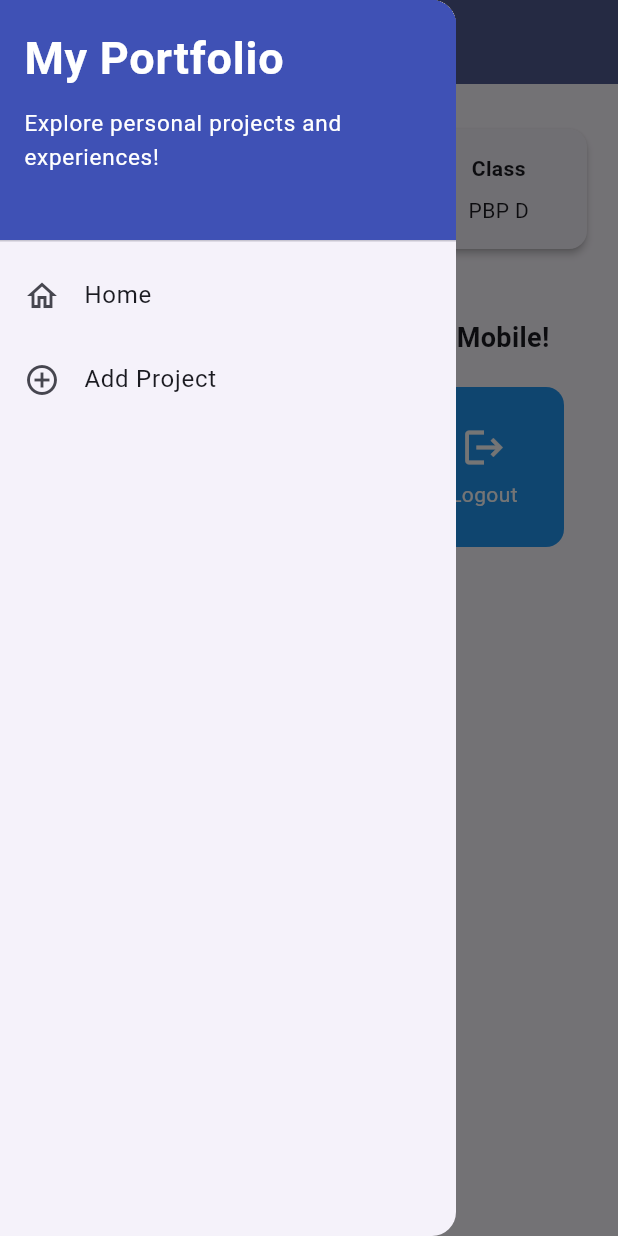
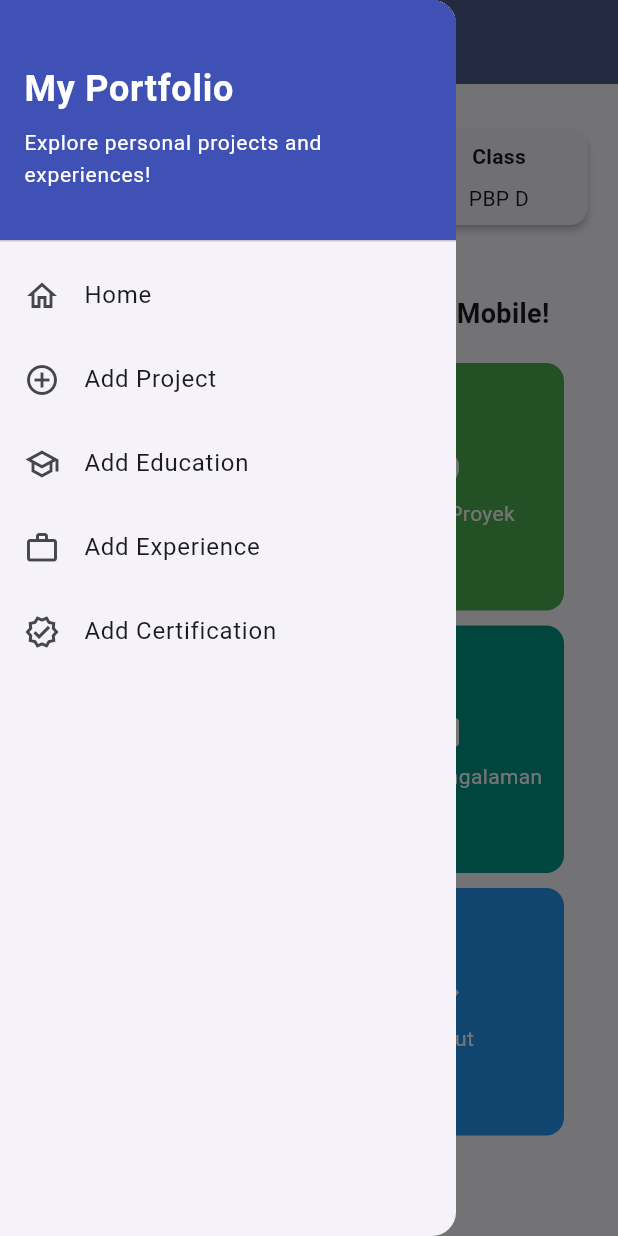
Before and after one commit to syxm1/myportofolio_mobile, a Flutter app: the screen it shows after launch, with the side drawer open, on a phone screen of 412 x 824 dp. Run offline on Flutter 3.47's test engine with Material 3 defaults, Android fonts, the phone set to English and light mode, and no system bars.

Commit message:
feat: Tugas 8

```diff
--- a/lib/main.dart
+++ b/lib/main.dart
@@ -1,4 +1,4 @@
-import 'package:material_ui/material_ui.dart';
+import 'package:flutter/material.dart';
 import 'package:myportofolio_mobile/screens/menu.dart';
 
 void main() {
--- a/lib/screens/menu.dart
+++ b/lib/screens/menu.dart
@@ -1,4 +1,8 @@
-import 'package:material_ui/material_ui.dart';
+import 'package:flutter/material.dart';
+import 'package:myportofolio_mobile/screens/certification_form.dart';
+import 'package:myportofolio_mobile/screens/education_form.dart';
+import 'package:myportofolio_mobile/screens/experience_form.dart';
+import 'package:myportofolio_mobile/screens/project_form.dart';
 import 'package:myportofolio_mobile/widgets/left_drawer.dart';
 import 'package:myportofolio_mobile/widgets/project_card.dart';
 
@@ -11,7 +15,30 @@ class MyHomePage extends StatelessWidget {
 
   final List<ItemHomepage> items = [
     ItemHomepage("Lihat Proyek", Icons.folder, Colors.red),
-    ItemHomepage("Tambah Proyek", Icons.add_circle, Colors.green),
+    ItemHomepage(
+      "Tambah Proyek",
+      Icons.add_circle,
+      Colors.green,
+      destination: (context) => const ProjectFormPage(),
+    ),
+    ItemHomepage(
+      "Tambah Edukasi",
+      Icons.school,
+      Colors.indigo,
+      destination: (context) => const EducationFormPage(),
+    ),
+    ItemHomepage(
+      "Tambah Pengalaman",
+      Icons.work,
+      Colors.teal,
+      destination: (context) => const ExperienceFormPage(),
+    ),
+    ItemHomepage(
+      "Tambah Sertifikasi",
+      Icons.verified,
+      Colors.deepPurple,
+      destination: (context) => const CertificationFormPage(),
+    ),
     ItemHomepage("Logout", Icons.logout, Colors.blue),
   ];
 
@@ -30,7 +57,7 @@ class MyHomePage extends StatelessWidget {
       ),
       drawer: const LeftDrawer(),
       // Body halaman utama dengan padding di sekelilingnya.
-      body: Padding(
+      body: SingleChildScrollView(
         padding: const EdgeInsets.all(16.0),
         child: Column(
           crossAxisAlignment: CrossAxisAlignment.center,
@@ -39,9 +66,9 @@ class MyHomePage extends StatelessWidget {
             Row(
               mainAxisAlignment: MainAxisAlignment.spaceEvenly,
               children: [
-                InfoCard(title: 'NPM', content: npm),
-                InfoCard(title: 'Name', content: nama),
-                InfoCard(title: 'Class', content: kelas),
+                Expanded(child: InfoCard(title: 'NPM', content: npm)),
+                Expanded(child: InfoCard(title: 'Name', content: nama)),
+                Expanded(child: InfoCard(title: 'Class', content: kelas)),
               ],
             ),
 
@@ -64,11 +91,17 @@ class MyHomePage extends StatelessWidget {
 
                   // GridView menampilkan kartu tombol dalam tata letak kisi 3 kolom.
                   GridView.count(
-                    primary: true,
+                    primary: false,
+                    physics: const NeverScrollableScrollPhysics(),
                     padding: const EdgeInsets.all(20),
                     crossAxisSpacing: 10,
                     mainAxisSpacing: 10,
-                    crossAxisCount: 3,
+                    crossAxisCount: MediaQuery.sizeOf(context).width < 600
+                        ? 2
+                        : 3,
+                    childAspectRatio: MediaQuery.sizeOf(context).width < 600
+                        ? 1
+                        : 1.5,
                     // shrinkWrap agar ukuran kisi menyesuaikan tinggi konten anak.
                     shrinkWrap: true,
                     children: items.map((ItemHomepage item) {
@@ -98,15 +131,13 @@ class InfoCard extends StatelessWidget {
       // Memberikan efek bayangan kartu elevasi 2 unit.
       elevation: 2.0,
       child: Container(
-        // Menyesuaikan lebar kartu dengan proporsi layar (dibagi 3.5).
-        width: MediaQuery.of(context).size.width / 3.5,
-        padding: const EdgeInsets.all(16.0),
+        padding: const EdgeInsets.all(8.0),
         // Menyusun teks title dan content secara vertikal.
         child: Column(
           children: [
             Text(title, style: const TextStyle(fontWeight: FontWeight.bold)),
             const SizedBox(height: 8.0),
-            Text(content),
+            Text(content, textAlign: TextAlign.center),
           ],
         ),
       ),
@@ -118,6 +149,7 @@ class ItemHomepage {
   final String name;
   final IconData icon;
   final Color color;
+  final WidgetBuilder? destination;
 
-  ItemHomepage(this.name, this.icon, this.color);
+  ItemHomepage(this.name, this.icon, this.color, {this.destination});
 }
--- a/lib/widgets/left_drawer.dart
+++ b/lib/widgets/left_drawer.dart
@@ -1,10 +1,17 @@
-import 'package:material_ui/material_ui.dart';
-import 'package:myportofolio_mobile/screens/menu.dart';
-
-// TODO: Impor halaman ProjectFormPage jika sudah dibuat
+import 'package:flutter/material.dart';
+import 'package:myportofolio_mobile/screens/certification_form.dart';
+import 'package:myportofolio_mobile/screens/education_form.dart';
+import 'package:myportofolio_mobile/screens/experience_form.dart';
+import 'package:myportofolio_mobile/screens/project_form.dart';
 
 class LeftDrawer extends StatelessWidget {
   const LeftDrawer({super.key});
+
+  void _openForm(BuildContext context, WidgetBuilder builder) {
+    final navigator = Navigator.of(context);
+    navigator.pop(); // Close the drawer before opening the form.
+    navigator.push(MaterialPageRoute(builder: builder));
+  }
 
   @override
   Widget build(BuildContext context) {
@@ -14,45 +21,64 @@ class LeftDrawer extends StatelessWidget {
           const DrawerHeader(
             decoration: BoxDecoration(color: Colors.indigo),
             child: Column(
+              mainAxisAlignment: MainAxisAlignment.center,
               crossAxisAlignment: CrossAxisAlignment.start,
               children: [
                 Text(
                   'My Portfolio',
                   style: TextStyle(
-                    fontSize: 30,
+                    fontSize: 24,
                     fontWeight: FontWeight.bold,
                     color: Colors.white,
                   ),
                 ),
-                SizedBox(height: 10),
+                SizedBox(height: 8),
                 Text(
                   'Explore personal projects and experiences!',
-                  style: TextStyle(fontSize: 15, color: Colors.white),
+                  maxLines: 2,
+                  overflow: TextOverflow.ellipsis,
+                  style: TextStyle(fontSize: 14, color: Colors.white),
                 ),
               ],
             ),
           ),
-          // TODO: Bagian routing
           ListTile(
             leading: const Icon(Icons.home_outlined),
             title: const Text('Home'),
             // Navigasi ke halaman utama portofolio
             onTap: () {
-              Navigator.pushReplacement(
-                context,
-                MaterialPageRoute(builder: (context) => MyHomePage()),
-              );
+              final navigator = Navigator.of(context);
+              final isHome = ModalRoute.of(context)?.isFirst ?? false;
+              navigator.pop(); // Close the drawer.
+              if (!isHome) {
+                navigator.popUntil((route) => route.isFirst);
+              }
             },
           ),
           ListTile(
             leading: const Icon(Icons.add_circle_outline),
             title: const Text('Add Project'),
             // Navigasi ke halaman tambah proyek
-            onTap: () {
-              /*
-    TODO: Buatlah routing ke halaman ProjectFormPage yang akan dibuat nanti.
-    */
-            },
+            onTap: () =>
+                _openForm(context, (context) => const ProjectFormPage()),
+          ),
+          ListTile(
+            leading: const Icon(Icons.school_outlined),
+            title: const Text('Add Education'),
+            onTap: () =>
+                _openForm(context, (context) => const EducationFormPage()),
+          ),
+          ListTile(
+            leading: const Icon(Icons.work_outline),
+            title: const Text('Add Experience'),
+            onTap: () =>
+                _openForm(context, (context) => const ExperienceFormPage()),
+          ),
+          ListTile(
+            leading: const Icon(Icons.verified_outlined),
+            title: const Text('Add Certification'),
+            onTap: () =>
+                _openForm(context, (context) => const CertificationFormPage()),
           ),
         ],
       ),
--- a/pubspec.yaml
+++ b/pubspec.yaml
@@ -34,7 +34,6 @@ dependencies:
   # The following adds the Cupertino Icons font to your application.
   # Use with the CupertinoIcons class for iOS style icons.
   cupertino_icons: ^1.0.8
-  material_ui: ^1.11.1
 
 dev_dependencies:
   flutter_test:
```
Also changed, not shown: lib/screens/certification_form.dart (added, +143 -0 lines), lib/screens/education_form.dart (added, +132 -0 lines), lib/screens/experience_form.dart (added, +142 -0 lines), lib/screens/project_form.dart (+4 -5 lines), lib/widgets/portfolio_date_field.dart (added, +41 -0 lines), lib/widgets/project_card.dart (+8 -6 lines), pubspec.lock, 2 other files.
